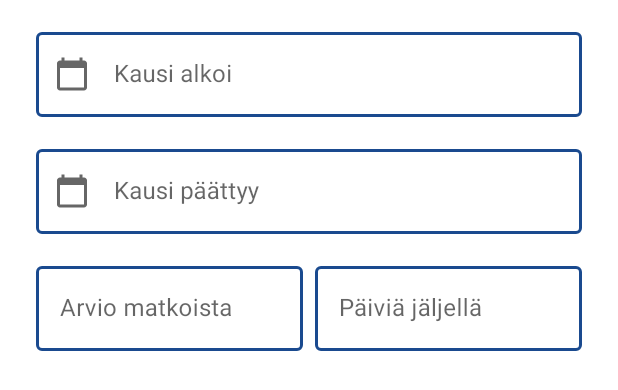
After one commit to NurmiJJ/nyssen-laskuri, an Android app: the layout info_dialog.xml on its own in the app's theme, with its tools: preview values and no code run, on a phone screen of 412 x 824 dp. The commit adds this screen. Shown: the top 390 px of the screen. Run offline under Robolectric (Android 15) with nearby library versions, the phone set to English and light mode, and no system bars.

Commit message:
infodialogi lisätty

```diff
--- a/app/src/main/AndroidManifest.xml
+++ b/app/src/main/AndroidManifest.xml
@@ -2,6 +2,7 @@
 <manifest xmlns:android="http://schemas.android.com/apk/res/android"
     xmlns:tools="http://schemas.android.com/tools"
     package="fi.tuni2022.nysselaskin">
+    <uses-permission android:name="android.permission.VIBRATE"/>
 
     <application
         android:allowBackup="true"
@@ -26,7 +27,8 @@
         <activity
             android:name=".MainActivity"
             android:exported="true"
-            android:screenOrientation="locked">
+            android:screenOrientation="locked"
+            android:hapticFeedbackEnabled="true">
             <intent-filter>
                 <action android:name="android.intent.action.MAIN" />
 
--- a/app/src/main/java/fi/tuni2022/nysselaskin/NysseViewModel.kt
+++ b/app/src/main/java/fi/tuni2022/nysselaskin/NysseViewModel.kt
@@ -3,6 +3,9 @@ package fi.tuni2022.nysselaskin
 import androidx.lifecycle.MutableLiveData
 import androidx.lifecycle.ViewModel
 
+/**
+ * ViewModel for showing selected options at Main UI
+ */
 class NysseViewModel : ViewModel() {
 
     val customer: MutableLiveData<String> by lazy {
--- /dev/null
+++ b/app/src/main/res/drawable/ic_baseline_open_in_new_24.xml
@@ -0,0 +1,6 @@
+<vector android:alpha="0.49" android:autoMirrored="true"
+    android:height="24dp" android:tint="#444242"
+    android:viewportHeight="24" android:viewportWidth="24"
+    android:width="24dp" xmlns:android="http://schemas.android.com/apk/res/android">
+    <path android:fillColor="@android:color/white" android:pathData="M19,19H5V5h7V3H5c-1.11,0 -2,0.9 -2,2v14c0,1.1 0.89,2 2,2h14c1.1,0 2,-0.9 2,-2v-7h-2v7zM14,3v2h3.59l-9.83,9.83 1.41,1.41L19,6.41V10h2V3h-7z"/>
+</vector>
--- /dev/null
+++ b/app/src/main/res/layout/info_dialog.xml
@@ -0,0 +1,116 @@
+<?xml version="1.0" encoding="utf-8"?>
+<androidx.constraintlayout.widget.ConstraintLayout xmlns:android="http://schemas.android.com/apk/res/android"
+    xmlns:app="http://schemas.android.com/apk/res-auto"
+    xmlns:tools="http://schemas.android.com/tools"
+    android:layout_width="match_parent"
+    android:layout_height="match_parent">
+
+
+    <com.google.android.material.textfield.TextInputLayout
+        android:id="@+id/startDate"
+        style="@style/Theme.EditText"
+        android:layout_width="match_parent"
+        android:layout_height="wrap_content"
+        android:layout_marginStart="24dp"
+        android:layout_marginTop="16dp"
+        android:layout_marginEnd="24dp"
+        android:hint="@string/starDate"
+        app:layout_constraintEnd_toEndOf="parent"
+        app:layout_constraintStart_toStartOf="parent"
+        app:layout_constraintTop_toTopOf="parent"
+        app:startIconDrawable="@drawable/ic_baseline_calendar_today">
+
+        <com.google.android.material.textfield.TextInputEditText
+            android:id="@+id/textInputStartDate"
+            android:layout_width="match_parent"
+            android:layout_height="match_parent"
+            android:focusable="false"
+            app:layout_constraintStart_toStartOf="parent"
+            app:layout_constraintTop_toTopOf="parent" />
+
+
+    </com.google.android.material.textfield.TextInputLayout>
+
+    <com.google.android.material.textfield.TextInputLayout
+        android:id="@+id/endDate"
+        style="@style/Theme.EditText"
+        android:layout_width="match_parent"
+        android:layout_height="wrap_content"
+        android:layout_marginStart="24dp"
+        android:layout_marginTop="16dp"
+        android:layout_marginEnd="24dp"
+        android:hint="@string/endDate"
+        app:layout_constraintStart_toStartOf="@+id/startDate"
+        app:layout_constraintTop_toBottomOf="@+id/startDate"
+        app:startIconDrawable="@drawable/ic_baseline_calendar_today">
+
+        <com.google.android.material.textfield.TextInputEditText
+            android:id="@+id/textInputEndDate"
+            android:layout_width="match_parent"
+            android:layout_height="match_parent"
+            android:focusable="false"
+            app:layout_constraintStart_toStartOf="parent"
+            app:layout_constraintTop_toTopOf="parent" />
+
+
+    </com.google.android.material.textfield.TextInputLayout>
+
+    <LinearLayout
+        android:layout_width="match_parent"
+        android:layout_height="wrap_content"
+        android:layout_marginTop="16dp"
+        android:orientation="horizontal"
+        android:weightSum="2"
+        app:layout_constraintStart_toStartOf="@+id/endDate"
+        app:layout_constraintTop_toBottomOf="@+id/endDate">
+
+        <com.google.android.material.textfield.TextInputLayout
+            android:id="@+id/journeyEstimate"
+            style="@style/Theme.EditText"
+            android:layout_width="match_parent"
+            android:layout_height="wrap_content"
+            android:layout_marginStart="24dp"
+            android:layout_marginEnd="4dp"
+            android:layout_weight="1"
+            android:hint="@string/estimate"
+            android:textAlignment="gravity"
+            app:layout_constraintStart_toStartOf="@+id/startDate"
+            app:layout_constraintTop_toBottomOf="@+id/startDate">
+
+            <com.google.android.material.textfield.TextInputEditText
+                android:id="@+id/textInputJourneyEstimate"
+                android:layout_width="match_parent"
+                android:layout_height="match_parent"
+                android:focusable="false"
+                android:textColorHint="#757575"
+                app:layout_constraintStart_toStartOf="parent"
+                app:layout_constraintTop_toTopOf="parent" />
+
+        </com.google.android.material.textfield.TextInputLayout>
+
+        <com.google.android.material.textfield.TextInputLayout
+            android:id="@+id/daysLeft"
+            style="@style/Theme.EditText"
+            android:layout_width="match_parent"
+            android:layout_height="wrap_content"
+            android:layout_marginEnd="24dp"
+            android:layout_marginStart="4dp"
+            android:layout_weight="1"
+            android:hint="@string/daysLeft"
+            android:textAlignment="gravity"
+            app:layout_constraintEnd_toEndOf="parent"
+            app:layout_constraintTop_toTopOf="@+id/journeyEstimate">
+
+            <com.google.android.material.textfield.TextInputEditText
+                android:id="@+id/textInputDaysLeft"
+                android:layout_width="match_parent"
+                android:layout_height="match_parent"
+                android:focusable="false"
+                android:textColorHint="#757575"
+                app:layout_constraintStart_toStartOf="parent"
+                app:layout_constraintTop_toTopOf="parent" />
+
+        </com.google.android.material.textfield.TextInputLayout>
+
+    </LinearLayout>
+</androidx.constraintlayout.widget.ConstraintLayout>
--- a/app/src/main/res/values/strings.xml
+++ b/app/src/main/res/values/strings.xml
@@ -11,10 +11,14 @@
     <string name="deleteOne">Poista valittu matka</string>
     <string name="title_activity_settings">SettingsActivity</string>
     <string name="settings">Asetukset</string>
+    <string name="close">Sulje</string>
+    <string name="chooseMessage">Valitsit matkan:</string>
+
 
     <string name="deleteDatabase">Tyhjennä tietokanta</string>
     <string name="hello">Lisää + painikkeesta uusi matka!</string>
     <string name="noUser">Kirjaudu sisään!</string>
+    <string name="info">Tietoja kaudesta</string>
 
     <string name="selectDate">Valitse matkustuspäivä!</string>
     <string name="selectTime">Aseta lähtöaika!</string>
@@ -26,6 +30,13 @@
     <string name="customerTitle">Matkustajaryhmä: </string>
     <string name="seasonDurationTitle">Lipun pituus: </string>
     <string name="zonesTitle">Vyöhykkeitä: </string>
+
+    <string name="starDate">Kausi alkoi</string>
+    <string name="endDate">Kausi päättyy</string>
+    <string name="estimate">Arvio matkoista</string>
+    <string name="daysLeft">Päiviä jäljellä</string>
+
+    <string name="seasonEnded">Päättynyt</string>
 
 
     <!-- Preference Titles -->
@@ -58,4 +69,8 @@
     <string name="priceTitle">Maksut kauden alusta</string>
     <string name="logo">logo</string>
 
+
+    <string name="deleteMessage">Haluatko varmasti poistaa kyseisen matkan?</string>
+    <string name="deleteDatabaseMessage">Haluatko varmasti tyhjentää tietokannan?</string>
+
 </resources>
```
Also changed, not shown: app/src/main/java/fi/tuni2022/nysselaskin/Controller.kt (+16 -0 lines), app/src/main/java/fi/tuni2022/nysselaskin/Date.kt (+42 -1 lines), app/src/main/java/fi/tuni2022/nysselaskin/MainActivity.kt (+120 -30 lines), app/src/main/java/fi/tuni2022/nysselaskin/MatkaListAdapter.kt (+45 -5 lines), app/src/main/res/layout/activity_main.xml (+22 -0 lines).
